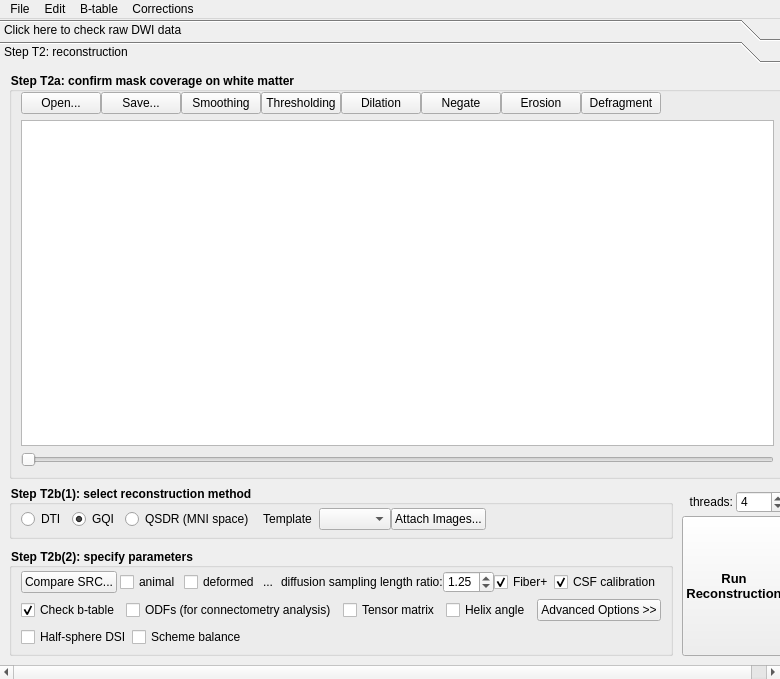
Qt form reconstruction/reconstruction_window.ui (frankyeh/DSI-Studio) before a commit.
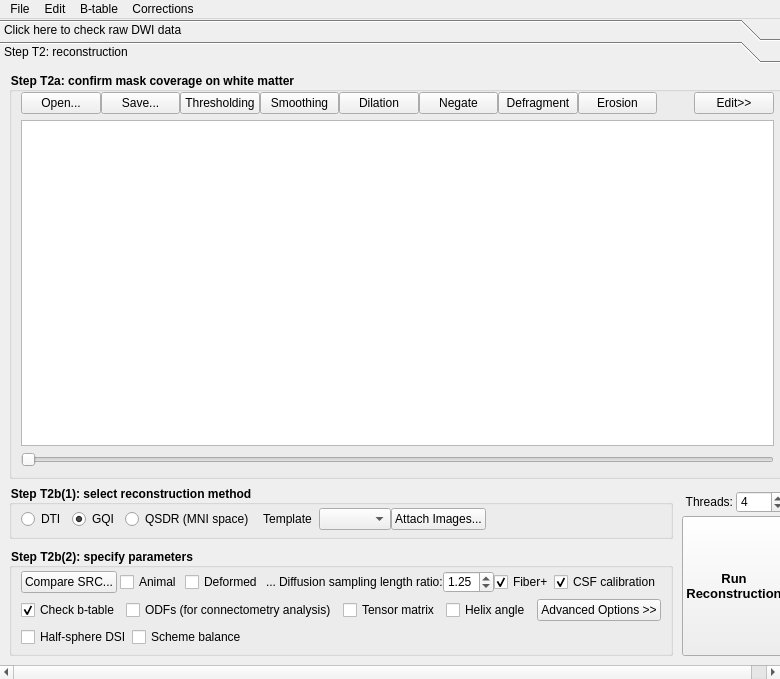
The same form after that commit. Icons and pictures are not drawn.

Patch:
```diff
--- a/reconstruction/reconstruction_window.ui
+++ b/reconstruction/reconstruction_window.ui
@@ -419,14 +419,7 @@
                <property name="spacing">
                 <number>0</number>
                </property>
-               <item row="0" column="6">
-                <widget class="QPushButton" name="erosion">
-                 <property name="text">
-                  <string>Erosion</string>
-                 </property>
-                </widget>
-               </item>
-               <item row="0" column="9">
+               <item row="0" column="8">
                 <spacer name="horizontalSpacer_2">
                  <property name="orientation">
                   <enum>Qt::Horizontal</enum>
@@ -439,21 +432,31 @@
                  </property>
                 </spacer>
                </item>
-               <item row="0" column="5">
-                <widget class="QPushButton" name="negate">
-                 <property name="text">
-                  <string>Negate</string>
-                 </property>
-                </widget>
-               </item>
-               <item row="0" column="7">
-                <widget class="QPushButton" name="defragment">
-                 <property name="text">
-                  <string>Defragment</string>
-                 </property>
-                </widget>
-               </item>
                <item row="0" column="0">
+                <widget class="QWidget" name="mask_edit" native="true">
+                 <property name="minimumSize">
+                  <size>
+                   <width>10</width>
+                   <height>0</height>
+                  </size>
+                 </property>
+                 <layout class="QHBoxLayout" name="horizontalLayout_9">
+                  <property name="spacing">
+                   <number>0</number>
+                  </property>
+                  <property name="leftMargin">
+                   <number>0</number>
+                  </property>
+                  <property name="topMargin">
+                   <number>0</number>
+                  </property>
+                  <property name="rightMargin">
+                   <number>0</number>
+                  </property>
+                  <property name="bottomMargin">
+                   <number>0</number>
+                  </property>
+                  <item>
                 <widget class="QPushButton" name="load_mask">
                  <property name="text">
                   <string>Open...</string>
@@ -464,35 +467,66 @@
                  </property>
                 </widget>
                </item>
-               <item row="0" column="2">
-                <widget class="QPushButton" name="smoothing">
+                  <item>
+                   <widget class="QPushButton" name="save_mask">
                  <property name="text">
-                  <string>Smoothing</string>
+                     <string>Save...</string>
+                    </property>
+                    <property name="icon">
+                     <iconset resource="../icons.qrc">
+                      <normaloff>:/icons/icons/save.xpm</normaloff>:/icons/icons/save.xpm</iconset>
                  </property>
                 </widget>
                </item>
-               <item row="0" column="3">
+                  <item>
                 <widget class="QPushButton" name="thresholding">
                  <property name="text">
                   <string>Thresholding</string>
                  </property>
                 </widget>
                </item>
-               <item row="0" column="4">
+                  <item>
+                   <widget class="QPushButton" name="smoothing">
+                    <property name="text">
+                     <string>Smoothing</string>
+                    </property>
+                   </widget>
+                  </item>
+                  <item>
                 <widget class="QPushButton" name="dilation">
                  <property name="text">
                   <string>Dilation</string>
                  </property>
                 </widget>
                </item>
-               <item row="0" column="1">
-                <widget class="QPushButton" name="save_mask">
+                  <item>
+                   <widget class="QPushButton" name="negate">
                  <property name="text">
-                  <string>Save...</string>
-                 </property>
-                 <property name="icon">
-                  <iconset resource="../icons.qrc">
-                   <normaloff>:/icons/icons/save.xpm</normaloff>:/icons/icons/save.xpm</iconset>
+                     <string>Negate</string>
+                    </property>
+                   </widget>
+                  </item>
+                  <item>
+                   <widget class="QPushButton" name="defragment">
+                    <property name="text">
+                     <string>Defragment</string>
+                    </property>
+                   </widget>
+                  </item>
+                  <item>
+                   <widget class="QPushButton" name="erosion">
+                    <property name="text">
+                     <string>Erosion</string>
+                    </property>
+                   </widget>
+                  </item>
+                 </layout>
+                </widget>
+               </item>
+               <item row="0" column="9">
+                <widget class="QPushButton" name="edit_mask">
+                 <property name="text">
+                  <string>Edit&gt;&gt;</string>
                  </property>
                 </widget>
                </item>
@@ -699,7 +733,7 @@
                     <item>
                      <widget class="QCheckBox" name="not_human_brain">
                       <property name="text">
-                       <string>animal</string>
+                       <string>Animal</string>
                       </property>
                      </widget>
                     </item>
@@ -712,7 +746,7 @@
                        </sizepolicy>
                       </property>
                       <property name="text">
-                       <string>deformed</string>
+                       <string>Deformed</string>
                       </property>
                      </widget>
                     </item>
@@ -773,7 +807,7 @@
                     <item>
                      <widget class="QLabel" name="label_7">
                       <property name="text">
-                       <string>diffusion sampling length ratio:</string>
+                       <string>Diffusion sampling length ratio:</string>
                       </property>
                      </widget>
                     </item>
@@ -958,7 +992,7 @@
               <item>
                <widget class="QLabel" name="label_9">
                 <property name="text">
-                 <string>threads:</string>
+                 <string>Threads:</string>
                 </property>
                 <property name="alignment">
                  <set>Qt::AlignRight|Qt::AlignTrailing|Qt::AlignVCenter</set>
```
Lines whose indentation alone changed are shown as unchanged.
